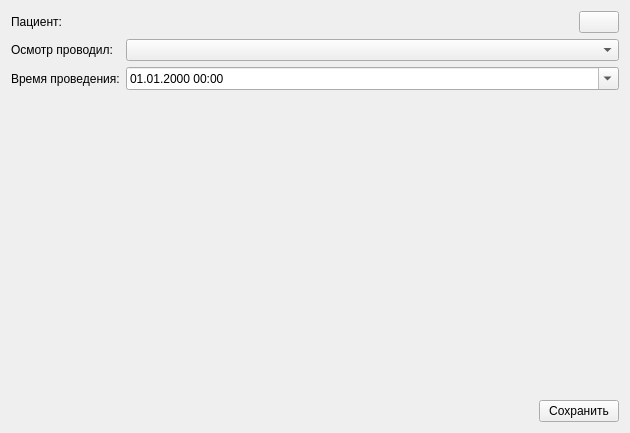
Before: the Qt Designer form src/therapeutist/examinationeditwidget.ui in megakoko/m-system, drawn with Qt 5.
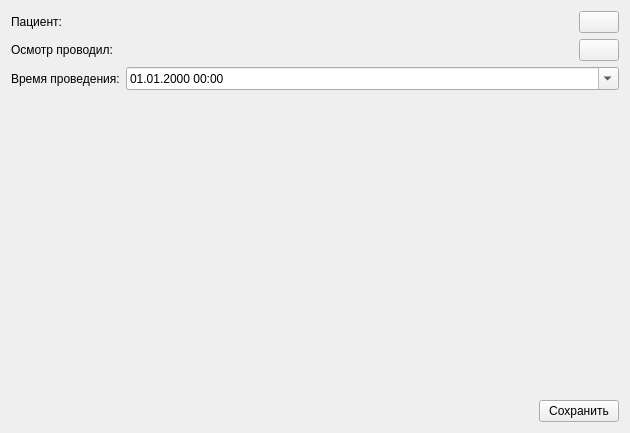
After: the same form once the commit is applied.

Commit message: Заменил выпадающий список терапевтов на диалоговое окно с выбором терапевта.

```diff
--- a/src/therapeutist/examinationeditwidget.ui
+++ b/src/therapeutist/examinationeditwidget.ui
@@ -75,7 +75,31 @@
       </widget>
      </item>
      <item row="1" column="1">
-      <widget class="QComboBox" name="m_staff"/>
+      <layout class="QHBoxLayout" name="horizontalLayout_3">
+       <item>
+        <widget class="QLabel" name="m_therapeutistName">
+         <property name="text">
+          <string/>
+         </property>
+        </widget>
+       </item>
+       <item>
+        <widget class="QPushButton" name="m_chooseTherapeutist">
+         <property name="sizePolicy">
+          <sizepolicy hsizetype="Maximum" vsizetype="Fixed">
+           <horstretch>0</horstretch>
+           <verstretch>0</verstretch>
+          </sizepolicy>
+         </property>
+         <property name="text">
+          <string/>
+         </property>
+         <property name="type" stdset="0">
+          <string>edit</string>
+         </property>
+        </widget>
+       </item>
+      </layout>
      </item>
     </layout>
    </item>
```
Left out of the diff: 2 changed lines with no effect on the pictures. The commit also changes 6 other files.
